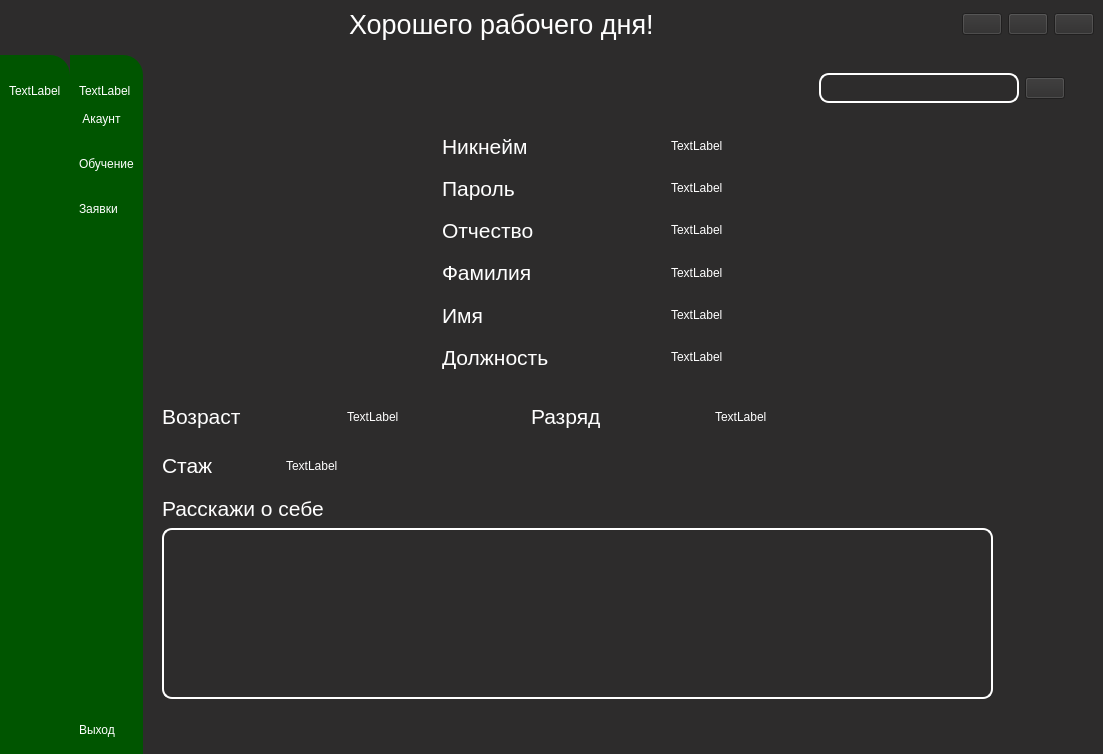
First picture: the form in main.ui, repository Gumke1/11111111, before the edit.
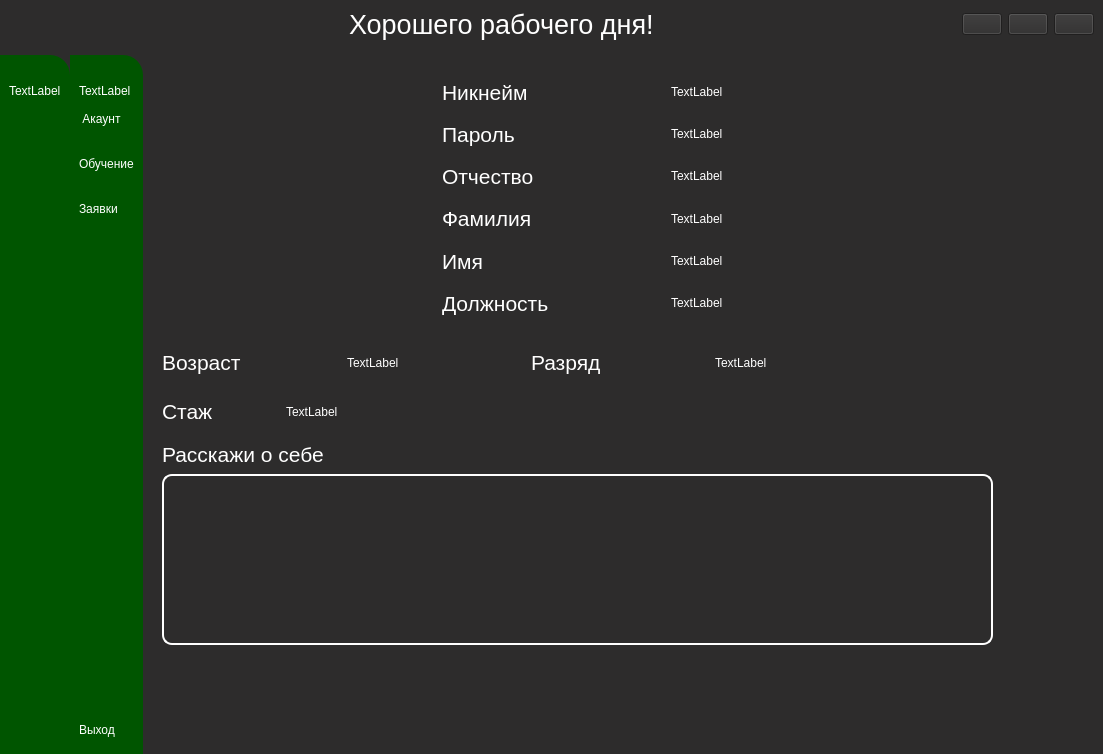
Second picture: the form after the edit. Icons and pictures are not drawn.

What changed in the file:
```diff
--- a/main.ui
+++ b/main.ui
@@ -468,109 +468,6 @@
     <item row="1" column="3">
      <widget class="QWidget" name="widget_3" native="true">
       <layout class="QVBoxLayout" name="verticalLayout_6">
-       <item>
-        <widget class="QWidget" name="widget" native="true">
-         <layout class="QHBoxLayout" name="horizontalLayout_3">
-          <item>
-           <spacer name="horizontalSpacer_3">
-            <property name="orientation">
-             <enum>Qt::Horizontal</enum>
-            </property>
-            <property name="sizeHint" stdset="0">
-             <size>
-              <width>40</width>
-              <height>20</height>
-             </size>
-            </property>
-           </spacer>
-          </item>
-          <item>
-           <spacer name="horizontalSpacer_4">
-            <property name="orientation">
-             <enum>Qt::Horizontal</enum>
-            </property>
-            <property name="sizeHint" stdset="0">
-             <size>
-              <width>40</width>
-              <height>20</height>
-             </size>
-            </property>
-           </spacer>
-          </item>
-          <item>
-           <spacer name="horizontalSpacer">
-            <property name="orientation">
-             <enum>Qt::Horizontal</enum>
-            </property>
-            <property name="sizeHint" stdset="0">
-             <size>
-              <width>638</width>
-              <height>20</height>
-             </size>
-            </property>
-           </spacer>
-          </item>
-          <item>
-           <layout class="QHBoxLayout" name="horizontalLayout_2">
-            <item>
-             <widget class="QLineEdit" name="lineEdit">
-              <property name="minimumSize">
-               <size>
-                <width>200</width>
-                <height>30</height>
-               </size>
-              </property>
-              <property name="maximumSize">
-               <size>
-                <width>200</width>
-                <height>16777215</height>
-               </size>
-              </property>
-              <property name="styleSheet">
-               <string notr="true">QLineEdit {
-	border: 2px solid white;
-	border-radius: 10px;
-	color: white;
-
-}</string>
-              </property>
-             </widget>
-            </item>
-            <item>
-             <widget class="QPushButton" name="pushButton_14">
-              <property name="text">
-               <string/>
-              </property>
-              <property name="icon">
-               <iconset resource="resourses.qrc">
-                <normaloff>:/res/search_24dp_FFFFFF_FILL0_wght400_GRAD0_opsz24.png</normaloff>:/res/search_24dp_FFFFFF_FILL0_wght400_GRAD0_opsz24.png</iconset>
-              </property>
-              <property name="iconSize">
-               <size>
-                <width>25</width>
-                <height>25</height>
-               </size>
-              </property>
-             </widget>
-            </item>
-            <item>
-             <spacer name="spacer">
-              <property name="orientation">
-               <enum>Qt::Horizontal</enum>
-              </property>
-              <property name="sizeHint" stdset="0">
-               <size>
-                <width>40</width>
-                <height>20</height>
-               </size>
-              </property>
-             </spacer>
-            </item>
-           </layout>
-          </item>
-         </layout>
-        </widget>
-       </item>
        <item>
         <widget class="QStackedWidget" name="stackedWidget">
          <property name="styleSheet">
@@ -826,7 +723,7 @@
             <string>Расскажи о себе </string>
            </property>
           </widget>
-          <widget class="QWidget" name="">
+          <widget class="QWidget" name="layoutWidget">
            <property name="geometry">
             <rect>
              <x>10</x>
@@ -857,7 +754,7 @@
             </item>
            </layout>
           </widget>
-          <widget class="QWidget" name="">
+          <widget class="QWidget" name="layoutWidget">
            <property name="geometry">
             <rect>
              <x>10</x>
@@ -915,7 +812,7 @@
             </item>
            </layout>
           </widget>
-          <widget class="QWidget" name="">
+          <widget class="QWidget" name="layoutWidget">
            <property name="geometry">
             <rect>
              <x>290</x>
```
